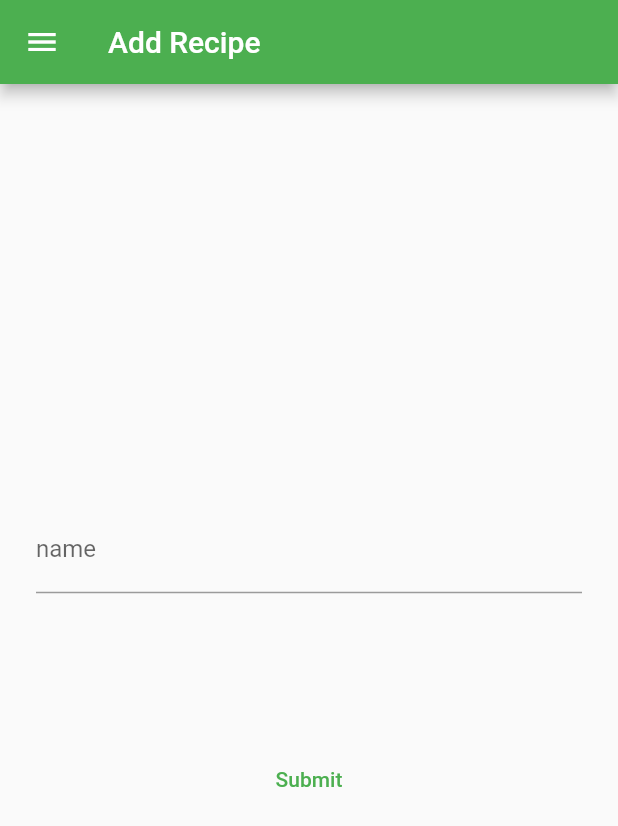
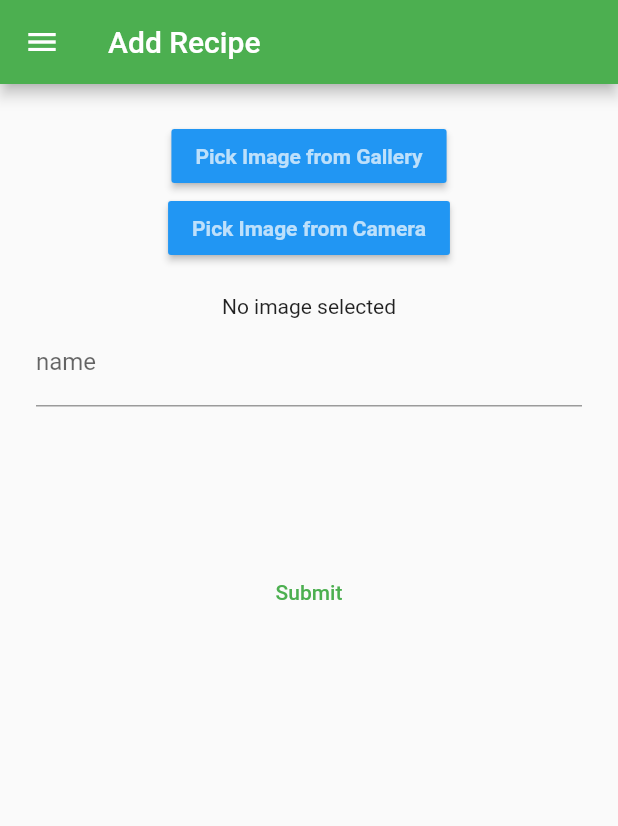
Before and after one commit to ChrisRecio/Recipe-App, a Flutter app: the screen it shows after launch, in the side drawer, after a tap on "Add New Recipe", on a phone screen of 412 x 824 dp. Shown: the top 826 px of the screen. Run offline on Flutter 3.47's test engine with Material 2 defaults, Android fonts, the phone set to English and light mode, and no system bars; our stand-ins replace image_picker.

Commit message:
Added upload / capture image functionality on AddRecipe

```diff
--- a/lib/AddRecipe.dart
+++ b/lib/AddRecipe.dart
@@ -1,5 +1,8 @@
+import 'dart:io';
 import 'package:flutter/material.dart';
 import 'My Widgets/NavigationDrawer.dart';
+import 'package:image_picker/image_picker.dart';
+import 'package:flutter/services.dart';
 
 class AddRecipe extends StatefulWidget {
   const AddRecipe({super.key});
@@ -11,13 +14,67 @@ class AddRecipe extends StatefulWidget {
 }
 
 class AddRecipeState extends State<AddRecipe> {
+  File? image;
   String _name = '';
-  late Image _image;
   late List _ingredients;
   late List _steps;
   late String _description;
+  final GlobalKey<FormState> _formKey = GlobalKey<FormState>();
 
-  final GlobalKey<FormState> _formKey = GlobalKey<FormState>();
+  Future pickImage() async {
+    try {
+      final image = await ImagePicker().pickImage(source: ImageSource.gallery);
+
+      if (image == null) return;
+
+      final imageTemp = File(image.path);
+
+      setState(() => this.image = imageTemp);
+    } on PlatformException catch (e) {
+      print('Failed to pick image: $e');
+    }
+  }
+
+  Future pickImageC() async {
+    try {
+      final image = await ImagePicker().pickImage(source: ImageSource.camera);
+
+      if (image == null) return;
+
+      final imageTemp = File(image.path);
+
+      setState(() => this.image = imageTemp);
+    } on PlatformException catch (e) {
+      print('Failed to pick image: $e');
+    }
+  }
+
+  Widget _buildImageField() {
+    return Column(
+      children: [
+        MaterialButton(
+            color: Colors.blue,
+            child: const Text("Pick Image from Gallery",
+                style: TextStyle(
+                    color: Colors.white70, fontWeight: FontWeight.bold)),
+            onPressed: () {
+              pickImage();
+            }),
+        MaterialButton(
+            color: Colors.blue,
+            child: const Text("Pick Image from Camera",
+                style: TextStyle(
+                    color: Colors.white70, fontWeight: FontWeight.bold)),
+            onPressed: () {
+              pickImageC();
+            }),
+        const SizedBox(
+          height: 20,
+        ),
+        image != null ? Image.file(image!) : const Text("No image selected")
+      ],
+    );
+  }
 
   Widget _buildNameField() {
     return TextFormField(
@@ -31,10 +88,6 @@ class AddRecipeState extends State<AddRecipe> {
         _name = value!;
       },
     );
-  }
-
-  Widget _buildImageField() {
-    return TextFormField();
   }
 
   Widget _buildIngredientsField() {
@@ -55,14 +108,15 @@ class AddRecipeState extends State<AddRecipe> {
       appBar: AppBar(title: const Text('Add Recipe')),
       drawer: const NavigationDrawer(),
       body: Container(
-        margin: EdgeInsets.all(24),
+        margin: const EdgeInsets.all(24),
         child: Form(
           key: _formKey,
+          child: SingleChildScrollView(
             child: Column(
               mainAxisAlignment: MainAxisAlignment.center,
               children: <Widget>[
+                _buildImageField(),
                 _buildNameField(),
-              // _buildImageField(),
                 // _buildIngredientsField(),
                 // _buildStepsField(),
                 // _buildDescriptionField(),
@@ -84,6 +138,7 @@ class AddRecipeState extends State<AddRecipe> {
             ),
           ),
         ),
+      ),
     );
   }
 }
--- a/pubspec.yaml
+++ b/pubspec.yaml
@@ -30,6 +30,7 @@ dependencies:
   flutter:
     sdk: flutter
   cached_network_image: ^3.2.0
+  image_picker:
 
 
   # The following adds the Cupertino Icons font to your application.
```
Also changed, not shown: pubspec.lock, 2 other files. Lines whose indentation alone changed are shown as unchanged.
